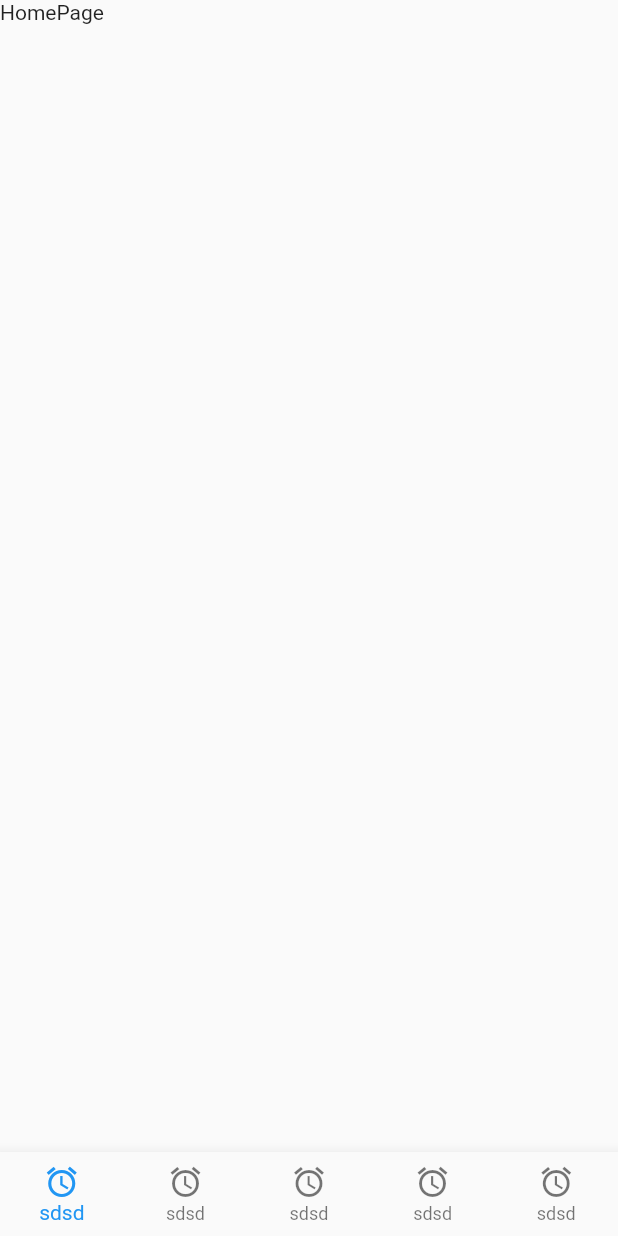
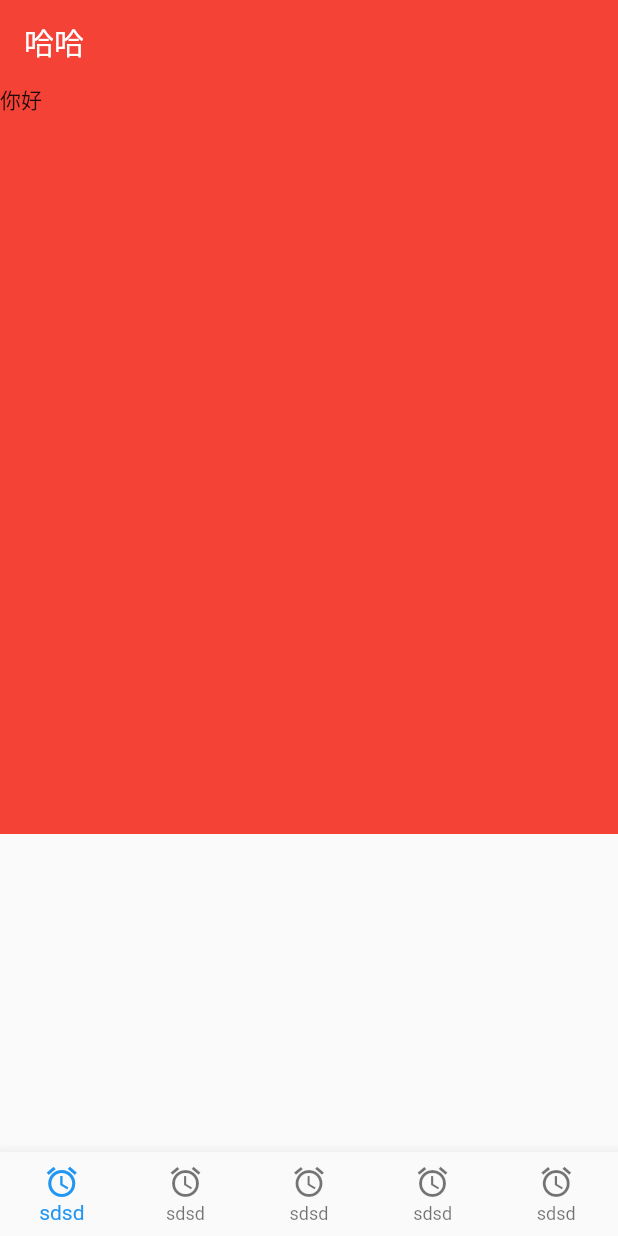
Before and after one commit to weizhanzhan/e-commerce-app-flutter, a Flutter app: the screen it shows after launch, on a phone screen of 412 x 824 dp. Run offline on Flutter 3.47's test engine with Material 2 defaults, Android fonts, the phone set to English and light mode, and no system bars.

Commit message:
homepage

```diff
--- a/lib/main.dart
+++ b/lib/main.dart
@@ -13,10 +13,10 @@ class MyApp extends StatelessWidget {
   @override
   Widget build(BuildContext context) {
     return MaterialApp(
+      debugShowCheckedModeBanner: false,
       title: 'Flutter Demo',
       theme: ThemeData(
-
-        primarySwatch: Colors.blue,
+        primaryColor: Color.fromRGBO(201, 37, 25, 1)
       ),
       home: Layout(),
     );
--- a/lib/pages/home/index.dart
+++ b/lib/pages/home/index.dart
@@ -10,8 +10,38 @@ class HomePage extends StatefulWidget {
 class _HomePageState extends State<HomePage> {
   @override
   Widget build(BuildContext context) {
-    return Container(
-       child: Text('HomePage'),
+     return Scaffold(
+
+        appBar: AppBar(
+
+          elevation: 0.0,
+           title:Text('哈哈'),
+           backgroundColor: Colors.red,
+        ),
+        body:Column(
+          children:[
+            HeaderBox()
+          ]
+        )
     );
   }
 }
+
+class HeaderBox extends StatelessWidget {
+  const HeaderBox({Key key}) : super(key: key);
+
+  @override
+  Widget build(BuildContext context) {
+
+    final size =MediaQuery.of(context).size;
+    final width =size.width;
+    return Container(
+      padding:EdgeInsets.zero,
+      margin: EdgeInsets.zero,
+      height: 500,
+      width: width,
+      color:Colors.red,
+      child: Text('你好'),
+    );
+  }
+}
```
